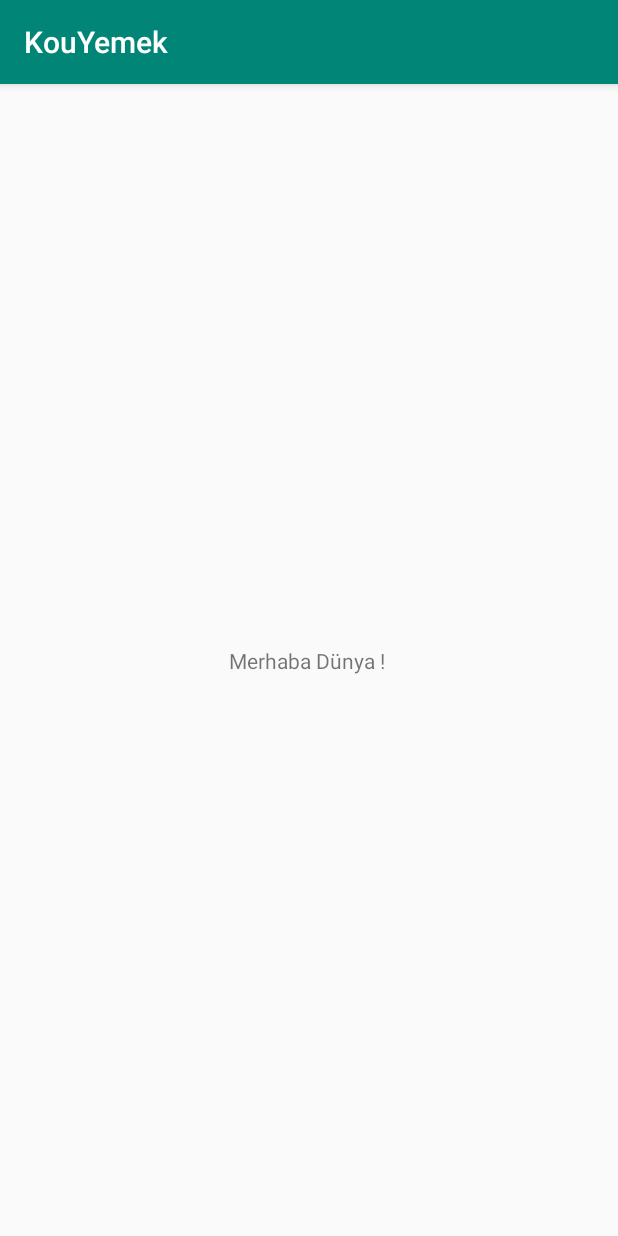
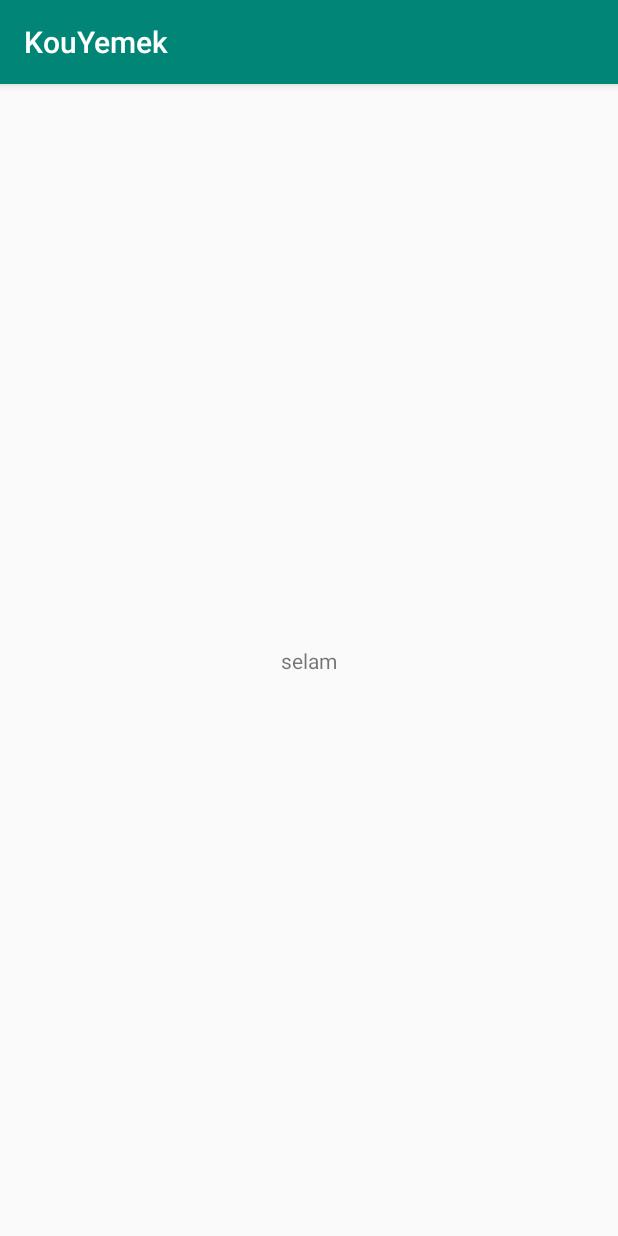
Before and after one commit to merdo988/kouyemek, an Android app: the screen it shows after launch (MainActivity), on a phone screen of 412 x 824 dp. Run offline under Robolectric (Android 15) with nearby library versions, the light colour scheme and no system bars.

Commit message:
first commit

```diff
--- a/app/src/main/res/layout/activity_main.xml
+++ b/app/src/main/res/layout/activity_main.xml
@@ -9,7 +9,7 @@
     <TextView
         android:layout_width="wrap_content"
         android:layout_height="wrap_content"
-        android:text="Merhaba Dünya ! "
+        android:text="selam"
         app:layout_constraintBottom_toBottomOf="parent"
         app:layout_constraintLeft_toLeftOf="parent"
         app:layout_constraintRight_toRightOf="parent"
```
Also changed, not shown: 3 other files.
